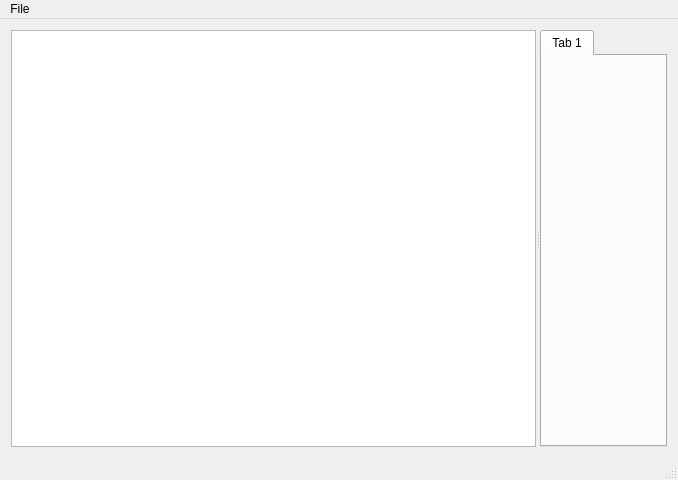
The window that mainwindow.ui (onto/effy) describes before a commit, drawn with Qt 5.
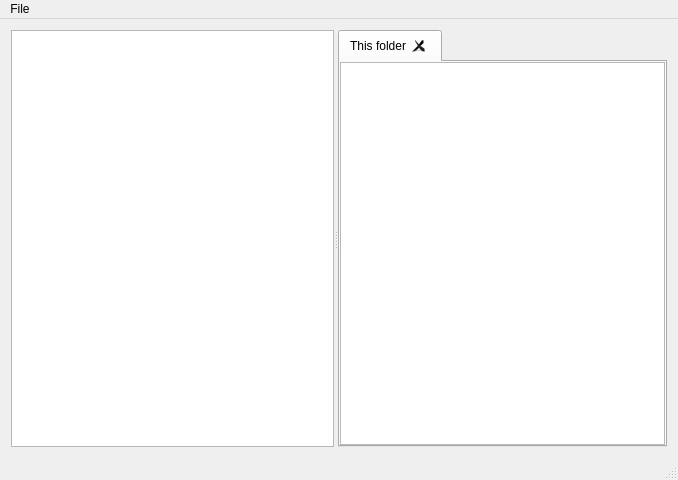
The same window after the commit.

Commit message: *add creation new tab on choose folder (dblclick or enter)

```diff
--- a/mainwindow.ui
+++ b/mainwindow.ui
@@ -74,18 +74,38 @@
          <property name="animated">
           <bool>true</bool>
          </property>
+         <property name="allColumnsShowFocus">
+          <bool>false</bool>
+         </property>
+         <property name="headerHidden">
+          <bool>true</bool>
+         </property>
          <attribute name="headerVisible">
           <bool>false</bool>
          </attribute>
         </widget>
         <widget class="QTabWidget" name="tabWidget">
+         <property name="tabPosition">
+          <enum>QTabWidget::North</enum>
+         </property>
          <property name="currentIndex">
           <number>0</number>
          </property>
+         <property name="tabsClosable">
+          <bool>true</bool>
+         </property>
          <widget class="QWidget" name="tab">
           <attribute name="title">
-           <string>Tab 1</string>
+           <string>This folder</string>
           </attribute>
+          <layout class="QVBoxLayout" name="verticalLayout">
+           <property name="margin">
+            <number>0</number>
+           </property>
+           <item>
+            <widget class="QTableView" name="tableView"/>
+           </item>
+          </layout>
          </widget>
         </widget>
        </widget>
```
The commit also changes 2 other files.
